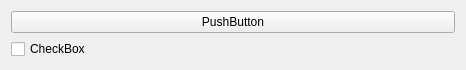
Old version of the form qweapontableslot.ui in the repository JordanViramontes/Cave-Story-Profile-Manager.
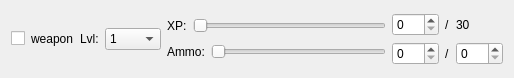
New version of the form.

Commit message: weapon slot ui mostly done

The edit to the form file:
```diff
--- a/qweapontableslot.ui
+++ b/qweapontableslot.ui
@@ -6,27 +6,166 @@
    <rect>
     <x>0</x>
     <y>0</y>
-    <width>466</width>
-    <height>69</height>
+    <width>514</width>
+    <height>78</height>
    </rect>
   </property>
   <property name="windowTitle">
    <string>Form</string>
   </property>
   <layout class="QGridLayout" name="gridLayout">
-   <item row="0" column="0">
-    <widget class="QPushButton" name="pushButton">
-     <property name="text">
-      <string>PushButton</string>
-     </property>
-    </widget>
-   </item>
    <item row="1" column="0">
-    <widget class="QCheckBox" name="checkBox">
-     <property name="text">
-      <string>CheckBox</string>
-     </property>
-    </widget>
+    <layout class="QHBoxLayout" name="horizontalLayout">
+     <item>
+      <widget class="QCheckBox" name="enableCheck">
+       <property name="text">
+        <string/>
+       </property>
+      </widget>
+     </item>
+     <item>
+      <widget class="QLabel" name="label">
+       <property name="text">
+        <string>weapon</string>
+       </property>
+      </widget>
+     </item>
+     <item>
+      <widget class="QLabel" name="label_2">
+       <property name="text">
+        <string>Lvl:</string>
+       </property>
+      </widget>
+     </item>
+     <item>
+      <widget class="QComboBox" name="comboBox">
+       <item>
+        <property name="text">
+         <string>1</string>
+        </property>
+       </item>
+       <item>
+        <property name="text">
+         <string>2</string>
+        </property>
+       </item>
+       <item>
+        <property name="text">
+         <string>3</string>
+        </property>
+       </item>
+       <item>
+        <property name="text">
+         <string>MAX</string>
+        </property>
+       </item>
+      </widget>
+     </item>
+     <item>
+      <layout class="QVBoxLayout" name="verticalLayout">
+       <item>
+        <layout class="QHBoxLayout" name="horizontalLayout_2">
+         <item>
+          <widget class="QLabel" name="label_3">
+           <property name="text">
+            <string>XP:</string>
+           </property>
+          </widget>
+         </item>
+         <item>
+          <widget class="QSlider" name="horizontalSlider">
+           <property name="orientation">
+            <enum>Qt::Orientation::Horizontal</enum>
+           </property>
+          </widget>
+         </item>
+        </layout>
+       </item>
+       <item>
+        <layout class="QHBoxLayout" name="horizontalLayout_3">
+         <item>
+          <widget class="QLabel" name="label_4">
+           <property name="text">
+            <string>Ammo:</string>
+           </property>
+          </widget>
+         </item>
+         <item>
+          <widget class="QSlider" name="horizontalSlider_2">
+           <property name="orientation">
+            <enum>Qt::Orientation::Horizontal</enum>
+           </property>
+          </widget>
+         </item>
+        </layout>
+       </item>
+      </layout>
+     </item>
+     <item>
+      <layout class="QGridLayout" name="gridLayout_2">
+       <item row="1" column="0">
+        <widget class="QSpinBox" name="spinBox_2">
+         <property name="minimumSize">
+          <size>
+           <width>0</width>
+           <height>0</height>
+          </size>
+         </property>
+         <property name="maximum">
+          <number>255</number>
+         </property>
+        </widget>
+       </item>
+       <item row="0" column="0">
+        <widget class="QSpinBox" name="spinBox">
+         <property name="minimumSize">
+          <size>
+           <width>0</width>
+           <height>0</height>
+          </size>
+         </property>
+         <property name="maximum">
+          <number>255</number>
+         </property>
+        </widget>
+       </item>
+       <item row="0" column="1">
+        <widget class="QLabel" name="label_5">
+         <property name="text">
+          <string>/</string>
+         </property>
+        </widget>
+       </item>
+       <item row="0" column="2">
+        <widget class="QLabel" name="label_6">
+         <property name="text">
+          <string>30</string>
+         </property>
+        </widget>
+       </item>
+       <item row="1" column="2">
+        <widget class="QSpinBox" name="spinBox_3">
+         <property name="minimumSize">
+          <size>
+           <width>0</width>
+           <height>0</height>
+          </size>
+         </property>
+         <property name="maximum">
+          <number>255</number>
+         </property>
+        </widget>
+       </item>
+       <item row="1" column="1">
+        <widget class="QLabel" name="label_7">
+         <property name="text">
+          <string>/</string>
+         </property>
+        </widget>
+       </item>
+      </layout>
+     </item>
+    </layout>
    </item>
   </layout>
  </widget>
```
The commit also changes 1 other file.
